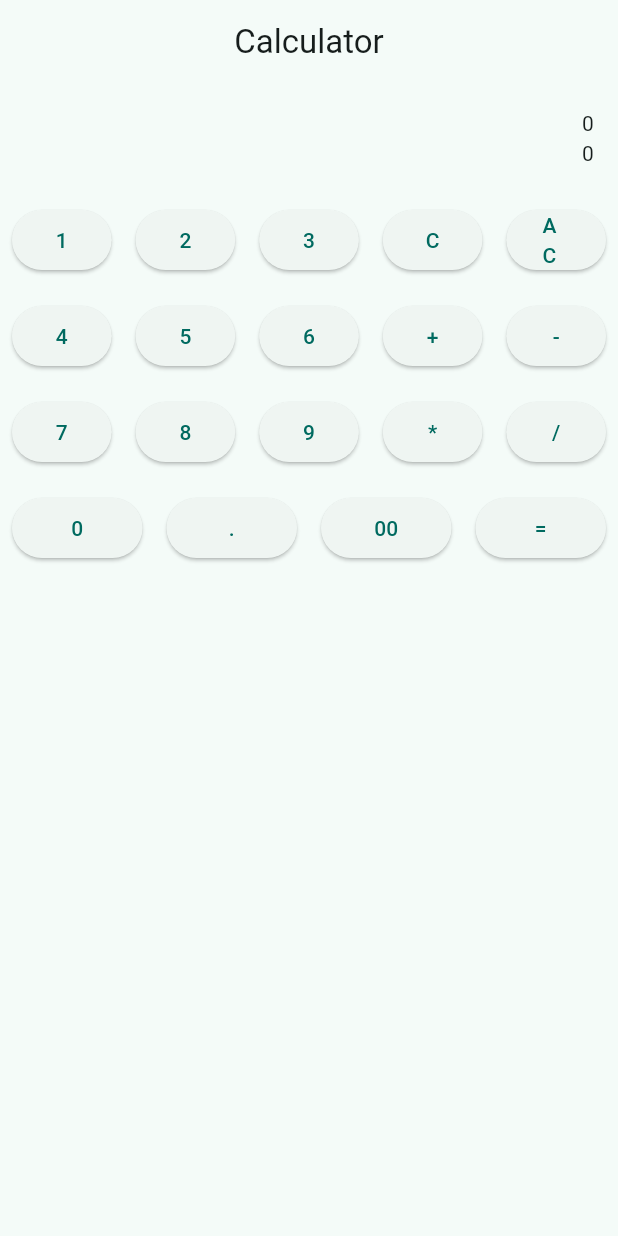
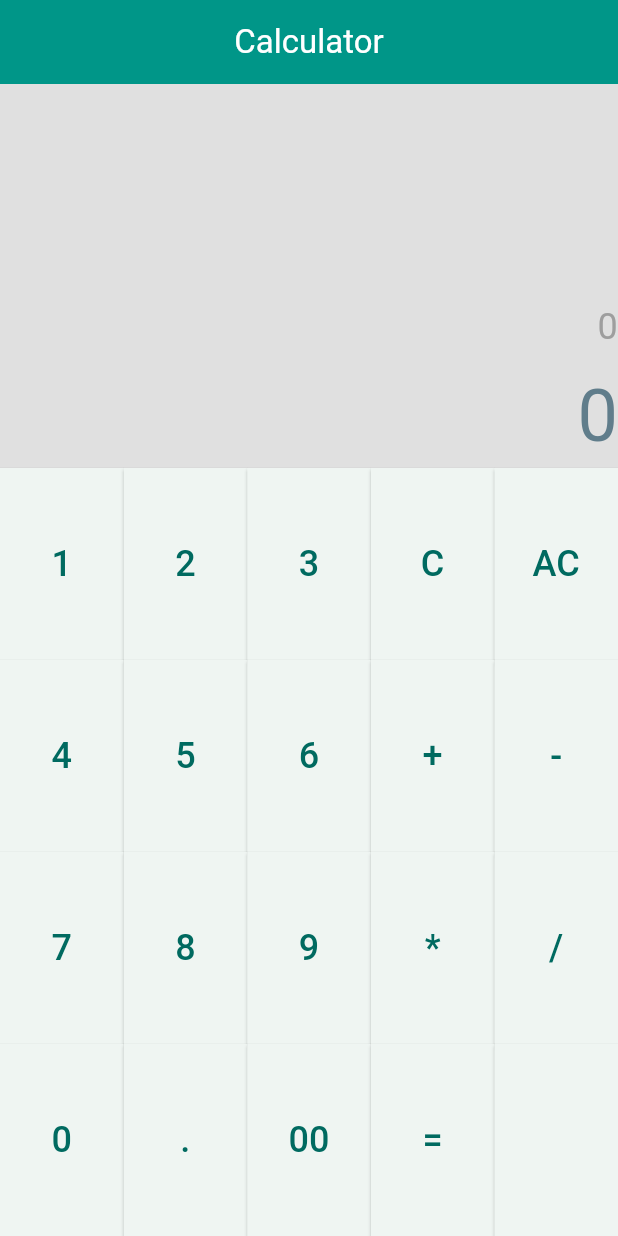
Before and after one commit to KellyBRENER/piscine_mobile_42, a Flutter app: the screen it shows after launch, on a phone screen of 412 x 824 dp. Run offline on Flutter 3.47's test engine with Material 3 defaults, Android fonts, the light colour scheme and no system bars.

Commit message:
ex02_appearance_ok_minimum_window_could_be_done

```diff
--- a/mobileModule00/ex02/lib/main.dart
+++ b/mobileModule00/ex02/lib/main.dart
@@ -10,7 +10,8 @@ class MyApp extends StatelessWidget {
   // This widget is the root of your application.
   @override
   Widget build(BuildContext context) {
-    return MaterialApp(//widget à la base de l'arbre des widget
+    return MaterialApp(
+      //widget à la base de l'arbre des widget
       title: 'Calculator',
       theme: ThemeData(
         colorScheme: ColorScheme.fromSeed(seedColor: Colors.teal),
@@ -24,12 +25,14 @@ class MyHomePage extends StatelessWidget {
   const MyHomePage({super.key});
 
   @override
-  Widget  build(BuildContext context) {
-    return Scaffold(//va accueillir les 2 widgets appBar et Calculator
+  Widget build(BuildContext context) {
+    // Constrain the overall app size, and make the Scaffold body fill the
+    // remaining space below the AppBar by using SafeArea + SizedBox.expand.
+    return Scaffold(
         appBar: MyAppBar(),
-      body: Center(
-		child: MyCalculator()
-		),
+        // Use a SizedBox.expand so the body takes all available space under
+        // the AppBar and there is no empty gap at the bottom.
+        body: const MyCalculator(),
 		);
 		}
 }
@@ -37,10 +40,12 @@ class MyHomePage extends StatelessWidget {
 class MyAppBar extends StatelessWidget implements PreferredSizeWidget {
   const MyAppBar({super.key});
   @override
-  Widget  build(BuildContext context) {
+  Widget build(BuildContext context) {
     return AppBar(
-      title: const  Text("Calculator"),
+      title: const Text("Calculator"),
       centerTitle: true,
+      backgroundColor: Colors.teal,
+      foregroundColor: Colors.white,
     );
   }
 
@@ -63,17 +68,20 @@ class _MyCalculatorState extends State<MyCalculator> {
       _calculation = '0';
     });
   }
+
   @override
   Widget build(BuildContext context) {
     return Column(
+      crossAxisAlignment: CrossAxisAlignment.stretch,
       children: <Widget>[
-        _DisplaySection(
+        Expanded(
+          flex: 1,
+          child: _DisplaySection(
             calculationText: _calculation,
             resultText: _result,
           ),
-		Expanded(//prends tout l'espace vertical restant pour ses enfants
-			child: _ButtonLayout(onTapped: _handleButtonPress),
-		)
+        ),
+        Expanded(flex: 2, child: _ButtonLayout(onTapped: _handleButtonPress)),
       ],
     );
   }
@@ -82,18 +90,41 @@ class _MyCalculatorState extends State<MyCalculator> {
 class _DisplaySection extends StatelessWidget {
   final String calculationText;
   final String resultText;
-	const _DisplaySection({required this.calculationText, required this.resultText, super.key,});
+  const _DisplaySection({
+    required this.calculationText,
+    required this.resultText});
 
   @override
-	Widget	build(BuildContext context) {
+  Widget build(BuildContext context) {
     return Container(
-			padding: const EdgeInsets.all(16.0),
-			alignment: Alignment.centerRight,
+      //widget pour habillage
+      color: Colors.grey[300],
+      alignment: Alignment
+          .centerRight, //aligne le contenu en bas a droite du conteneur
       child: Column(
-				crossAxisAlignment: CrossAxisAlignment.end,
+        mainAxisAlignment: MainAxisAlignment.end,
+        crossAxisAlignment:
+            CrossAxisAlignment.end, //aligne les enfants à droite
         children: <Widget>[
-					Text(calculationText),
-					Text(resultText),
+          Expanded(
+            child: Align(
+              alignment: Alignment.bottomRight,
+              child: Text(
+                calculationText,
+                style: const TextStyle(fontSize: 24, color: Colors.grey),
+                maxLines: null,
+                overflow: TextOverflow.fade,
+                textAlign: TextAlign.right,
+              ),
+            ),
+          ),
+          const SizedBox(height: 8),
+          Text(
+            resultText,
+            style: const TextStyle(fontSize: 48, color: Colors.blueGrey),
+            maxLines: 1,
+            overflow: TextOverflow.ellipsis,
+          ),
         ],
       ),
     );
@@ -109,41 +140,45 @@ class _ButtonLayout extends StatelessWidget {
   @override
   Widget build(BuildContext context) {
     return Column(
+		mainAxisSize: MainAxisSize.max,
       children: [
-				_buildButtonRow(['1', '2', '3', 'C', 'AC']),
-				_buildButtonRow(['4', '5', '6', '+', '-']),
-				_buildButtonRow(['7', '8', '9', '*', '/']),
-				_buildButtonRow(['0', '.', '00', '=']),
+        Expanded(child: _buildButtonRow(['1', '2', '3', 'C', 'AC'])),
+        Expanded(child: _buildButtonRow(['4', '5', '6', '+', '-'])),
+        Expanded(child: _buildButtonRow(['7', '8', '9', '*', '/'])),
+        Expanded(child: _buildButtonRow(['0', '.', '00', '=', ''])),
       ],
     );
   }
 
   Widget _buildButtonRow(List<String> buttonLabels) {
     return Row(
-			mainAxisAlignment: MainAxisAlignment.spaceEvenly,//répartit les boutons de ma,niere uniforme sur la ligne
+		crossAxisAlignment: CrossAxisAlignment.stretch,
       children: buttonLabels.map((label) {
-				return CalculatorButton(
-					label : label,
-					onTapped: () => onTapped(label),
-				);
+        return CalculatorButton(label: label, onTapped: () => onTapped(label));
       }).toList(),
     );
   }
 }
 
-class	CalculatorButton extends StatelessWidget {
+class CalculatorButton extends StatelessWidget {
   final String label;
   final VoidCallback onTapped;
 
-	const	CalculatorButton({required this.label, required this.onTapped, super.key});
+  const CalculatorButton({
+    required this.label,
+    required this.onTapped, super.key});
 
   @override
   Widget build(BuildContext context) {
     return Expanded(
-			child: Padding(
-				padding: const EdgeInsets.all(8.0),//rajoute un espace de 8 pixel entre les boutons
-				child: ElevatedButton(onPressed: onTapped, child: Text(label)),
-			)
+      child: ElevatedButton(
+        onPressed: onTapped,
+        style: ElevatedButton.styleFrom(
+          shape: const BeveledRectangleBorder(),
+		  padding: EdgeInsets.zero,
+        ),
+        child: Text(label, style: const TextStyle(fontSize: 24)),
+      ),
     );
   }
 }
```
Lines whose indentation alone changed are shown as unchanged.
